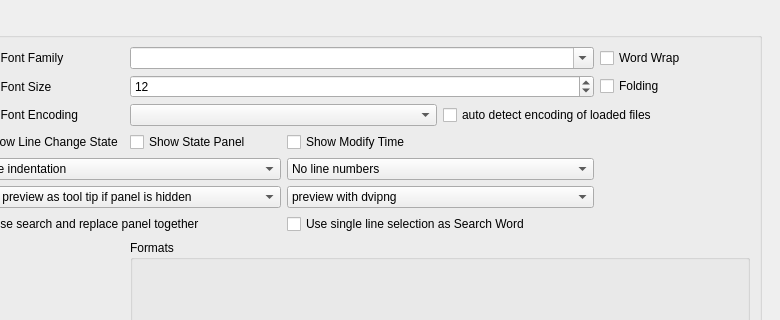
Old version of the form configdialog.ui in the repository svn2github/texstudio-trunk; both pictures show x 240 to 1020 and y 0 to 320 of the 1020 by 674 pixel window.
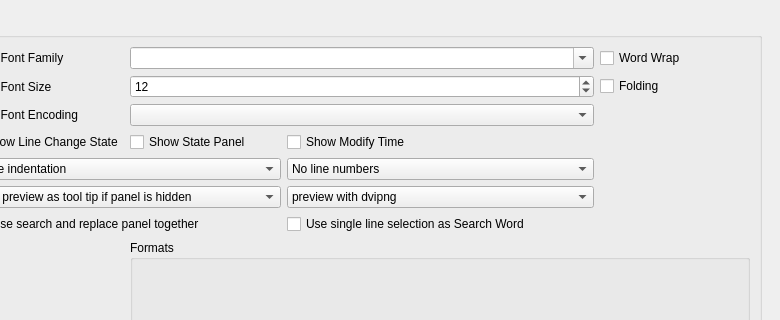
New version of the form. Icons and pictures are not drawn.

Commit message: autodetect codec as item of codec list implemented as it is really exclusive to otherwise selected textcodecs

Patch:
```diff
--- a/configdialog.ui
+++ b/configdialog.ui
@@ -921,16 +921,9 @@
             </property>
            </widget>
           </item>
-          <item row="2" column="1" colspan="2">
+          <item row="2" column="1" colspan="3">
            <widget class="QComboBox" name="comboBoxEncoding"/>
           </item>
-          <item row="2" column="3" colspan="2">
-           <widget class="QCheckBox" name="checkBoxAutoDetectOnLoad">
-            <property name="text">
-             <string>auto detect encoding of loaded files</string>
-            </property>
-           </widget>
-          </item>
           <item row="4" column="2" colspan="2">
            <widget class="QComboBox" name="comboboxLineNumbers">
             <property name="advancedOption" stdset="0">
```
Left out of the diff: 1 changed line with no effect on the pictures. The commit also changes 2 other files.
